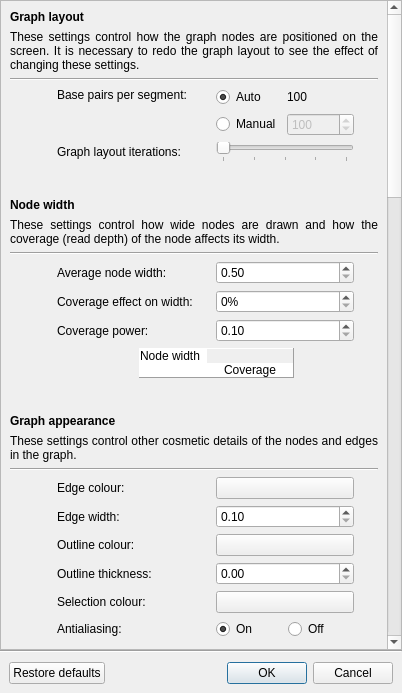
This is ui/settingsdialog.ui in rrwick/Bandage as Qt 5 draws it before an edit. The edited form follows.
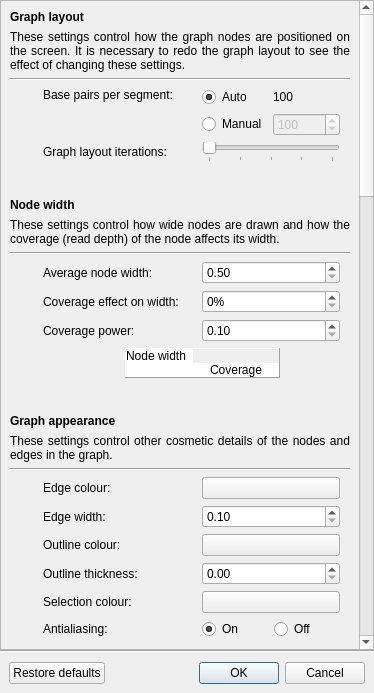
This is the edited form. Custom widgets are drawn as their Qt base class.

Commit message: Fix tab order

```diff
--- a/ui/settingsdialog.ui
+++ b/ui/settingsdialog.ui
@@ -6,7 +6,7 @@
    <rect>
     <x>0</x>
     <y>0</y>
-    <width>402</width>
+    <width>374</width>
     <height>693</height>
    </rect>
   </property>
@@ -38,7 +38,7 @@
       <property name="geometry">
        <rect>
         <x>0</x>
-        <y>-2060</y>
+        <y>-2063</y>
         <width>431</width>
         <height>2724</height>
        </rect>
```
Left out of the diff: 55 changed lines with no effect on the pictures. The commit also changes 2 other files.
